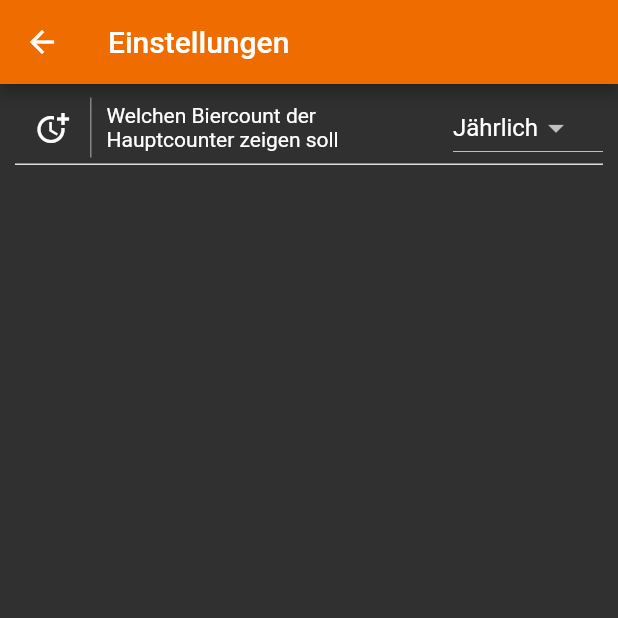
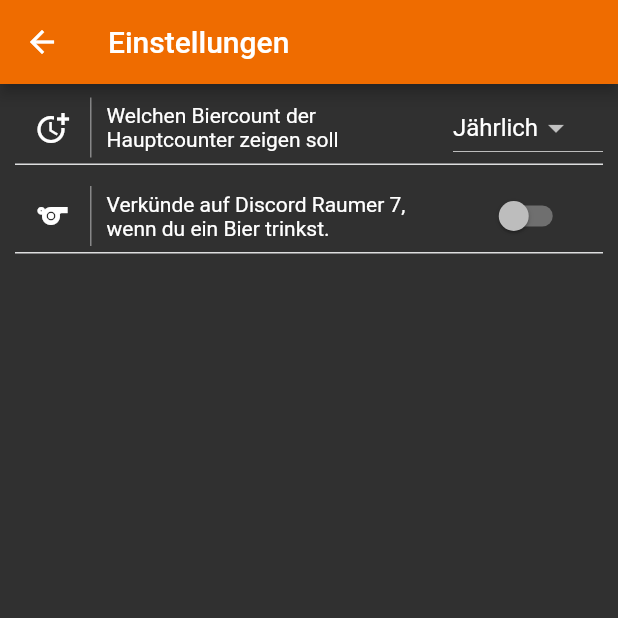
Before and after one commit to bowski23/beer_tracker, a Flutter app: the SettingsPage screen opened directly, on a phone screen of 412 x 824 dp, the top half of it. Run offline on Flutter 3.47's test engine with Material 2 defaults, Android fonts, the phone set to English and light mode, and no system bars; our stand-ins replace charts_flutter, datetime_picker_formfield, flutter_typeahead, shared_preferences, sqflite; missing offline and left inert: charts_common; accounts and stored records are empty; project files that could hold a hidden picture were left out.

Commit message:
announcing beers drunk to discord through webhook

```diff
--- a/lib/entry_storage.dart
+++ b/lib/entry_storage.dart
@@ -1,5 +1,7 @@
 import 'dart:async';
 
+import 'package:beer_tracker/helpers/webhook_helper.dart';
+import 'package:beer_tracker/models/settings.dart';
 import 'package:beer_tracker/models/standard_beer_entry.dart';
 import 'package:flutter/material.dart';
 import 'package:path/path.dart';
@@ -49,6 +51,8 @@ class EntryStorage {
 
   Future<void> saveEntry(BeerEntry entry) async {
     final Database db = await database!;
+
+    if (Settings.publishToDiscord.value) publishToDiscord(entry);
 
     await db.insert('beerEntry', entry.toMap(), conflictAlgorithm: ConflictAlgorithm.fail);
   }
--- a/lib/models/settings.dart
+++ b/lib/models/settings.dart
@@ -5,6 +5,8 @@ class Settings {
   //all settings should be defined here
 
   static Setting<CounterMode> counterMode = Setting("counterMode", CounterMode.year, enumValues: CounterMode.values);
+  static Setting<bool> publishToDiscord = Setting("publishToDiscord", false);
+  static Setting<String> publishToDiscordName = Setting("publishToDiscordName", "Anonym");
 
   //below is the actual class definition
   static Settings? _instance;
--- a/lib/pages/settings_page.dart
+++ b/lib/pages/settings_page.dart
@@ -23,7 +23,9 @@ class SettingsPage extends StatelessWidget {
     return Scaffold(
         appBar: AppBar(title: Text("Einstellungen")),
         body: Container(
-          child: ListView(
+          child: ValueListenableBuilder(
+            valueListenable: Settings.publishToDiscord.notifier,
+            builder: (context, value, child) => ListView(
               children: [
                 DropDownSettingWidget<CounterMode>(
                     Settings.counterMode,
@@ -38,8 +40,17 @@ class SettingsPage extends StatelessWidget {
                       )
                     ],
                     description: 'Welchen Biercount der Hauptcounter zeigen soll',
-                  icon: Icons.more_time)
+                    icon: Icons.more_time),
+                BooleanSettingWidget(
+                  Settings.publishToDiscord,
+                  description: "Verkünde auf Discord Raumer 7, wenn du ein Bier trinkst.",
+                  icon: Icons.sports_sharp,
+                ),
+                if (Settings.publishToDiscord.value)
+                  TextSettingWidget(Settings.publishToDiscordName,
+                      description: "Dein Name für Discord.", icon: Icons.account_circle)
               ],
+            ),
           ),
         ));
   }
--- a/pubspec.yaml
+++ b/pubspec.yaml
@@ -37,6 +37,7 @@ dependencies:
       path: charts_flutter
   datetime_picker_formfield:
   shared_preferences:
+  http:
 
 
   # The following adds the Cupertino Icons font to your application.
```
Also changed, not shown: lib/helpers/webhook_helper.dart (added, +11 -0 lines), pubspec.lock. Lines whose indentation alone changed are shown as unchanged.
